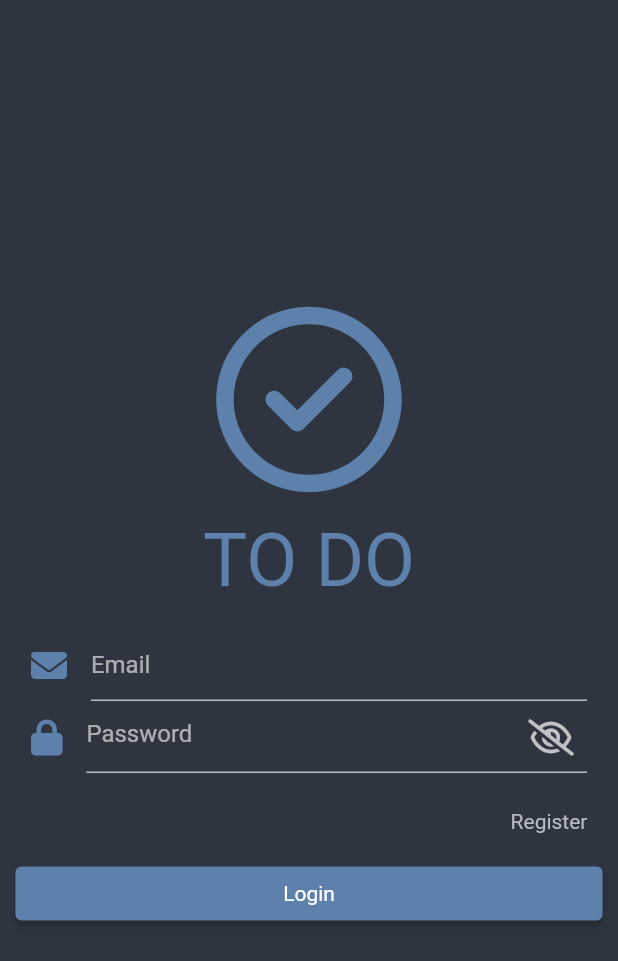
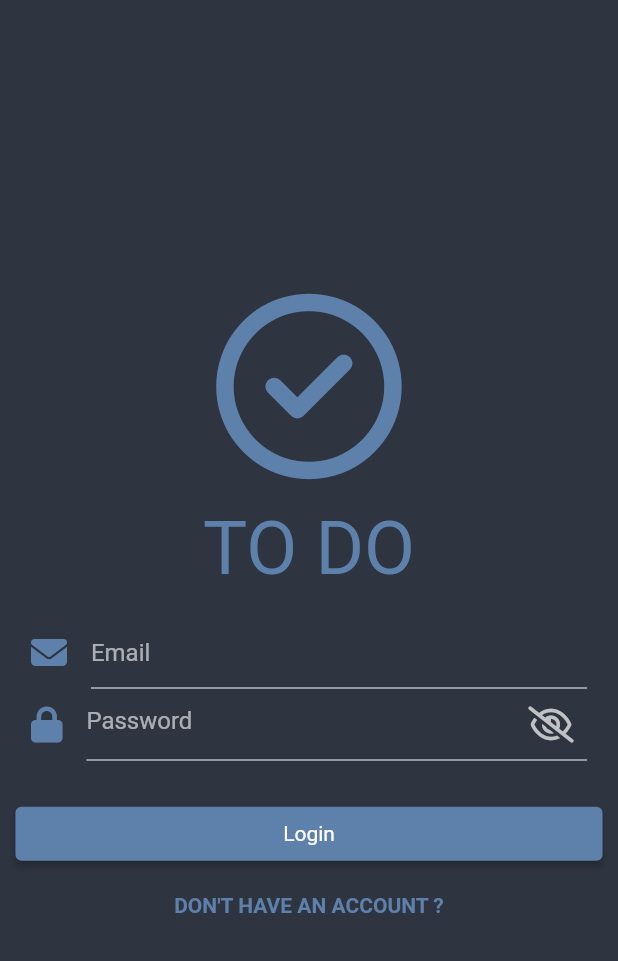
Before and after one commit to AdityaOka06/todo_app, a Flutter app: the screen it shows after launch, on a phone screen of 412 x 824 dp. Shown: the top 961 px of the screen. Run offline on Flutter 3.47's test engine with Material 2 defaults, Android fonts, the phone set to English and light mode, and no system bars; our stand-ins replace bloc, cloud_firestore, firebase_auth, firebase_core, flutter_bloc, flutter_spinkit and 1 more; accounts and stored records are empty.

Commit message:
fixing register button at login page, and add read.md

```diff
--- a/lib/page/login_page/login_page.dart
+++ b/lib/page/login_page/login_page.dart
@@ -118,18 +118,21 @@ class _LoginPageState extends State<LoginPage> {
                       ],
                     ),
                   ),
-                  Container(
-                    margin: EdgeInsets.symmetric(
-                      horizontal: SizeConfig.sizeHorizontal(3),
-                    ),
-                    alignment: Alignment.bottomRight,
-                    child: TextButton(
-                      onPressed: () => Navigator.push(context, MaterialPageRoute(builder: (context) => const RegisterPage())),
-                      child: const Text(
-                        'Register',
-                        style: TextStyle(color: Color(0xffb7bbc3)),
-                      ),
-                    ),
+                  // Container(
+                  //   margin: EdgeInsets.symmetric(
+                  //     horizontal: SizeConfig.sizeHorizontal(3),
+                  //   ),
+                  //   alignment: Alignment.bottomRight,
+                  //   child: TextButton(
+                  //     onPressed: () => Navigator.push(context, MaterialPageRoute(builder: (context) => const RegisterPage())),
+                  //     child: const Text(
+                  //       'Register',
+                  //       style: TextStyle(color: Color(0xffb7bbc3)),
+                  //     ),
+                  //   ),
+                  // ),
+                  SizedBox(
+                    height: SizeConfig.sizeVertical(2),
                   ),
                   SizedBox(
                     width: SizeConfig.sizeHorizontal(95),
@@ -146,6 +149,22 @@ class _LoginPageState extends State<LoginPage> {
                       child: const Text('Login'),
                     ),
                   ),
+                  Container(
+                    margin: EdgeInsets.symmetric(
+                      horizontal: SizeConfig.sizeHorizontal(3),
+                    ),
+                    child: TextButton(
+                      onPressed: () => Navigator.push(context, MaterialPageRoute(builder: (context) => const RegisterPage())),
+                      child: Text(
+                        "DON'T HAVE AN ACCOUNT ?",
+                        style: TextStyle(
+                          color: Theme.of(context).primaryColor,
+                          fontWeight: FontWeight.w600,
+                          fontSize: 14
+                        ),
+                      ),
+                    ),
+                  ),
                 ],
               );
             },
```
Also changed, not shown: screen_shoot/ss_add_todo.png (added), screen_shoot/ss_home.png (added), screen_shoot/ss_login.png (added), screen_shoot/ss_logout.png (added), screen_shoot/ss_register.png (added), 1 other file.
